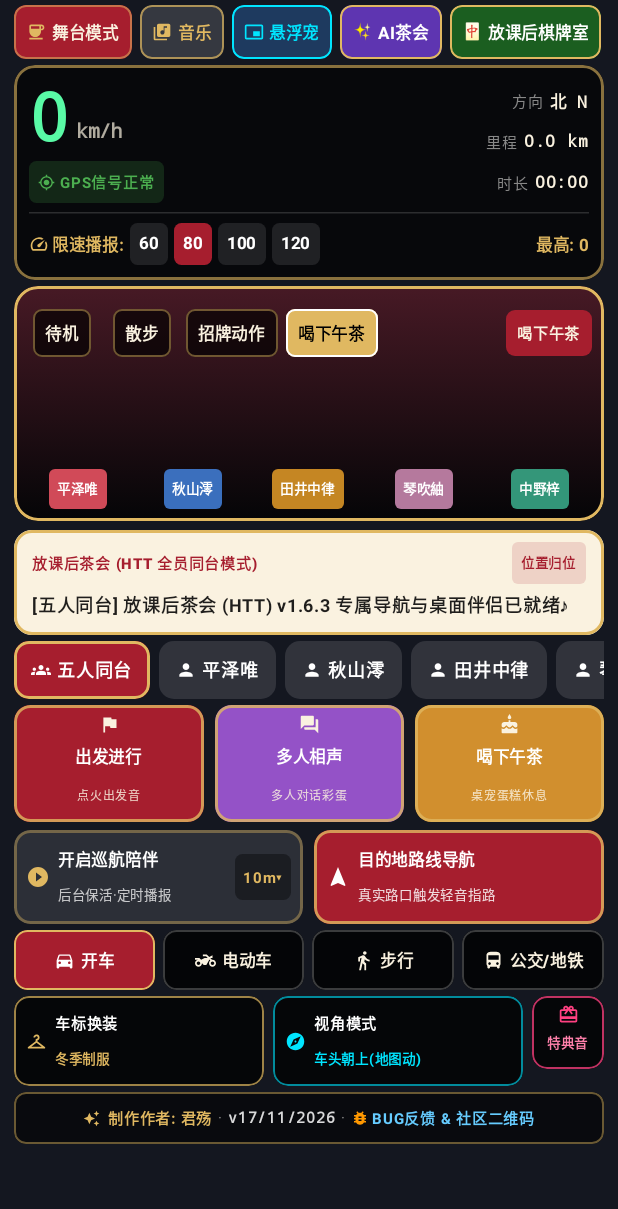
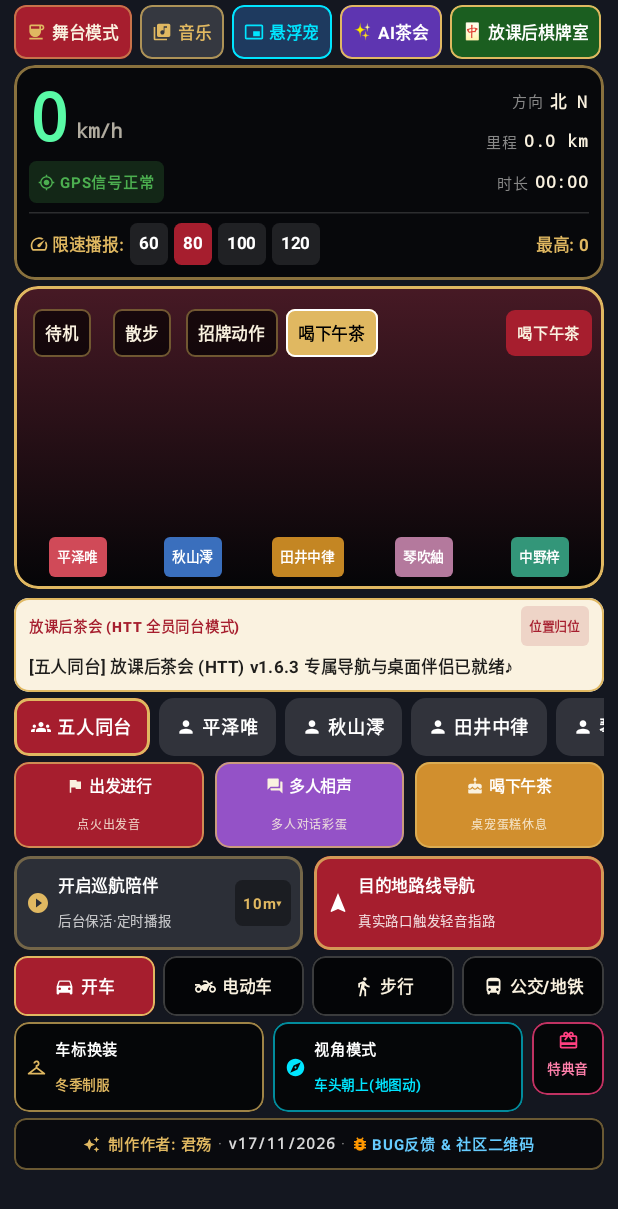
Before and after one commit to TomyAu1015/HTT-NaviCompanion, an Android app built with Jetpack Compose: the screen it shows after launch (MainActivity), on a phone screen of 412 x 824 dp. Shown: the top 1209 px of the screen. Run offline under Robolectric (Android 15) with nearby library versions, the phone set to English and light mode, and no system bars.

Commit message:
Add files via upload

```diff
--- a/android/app/build.gradle.kts
+++ b/android/app/build.gradle.kts
@@ -147,3 +147,13 @@ dependencies {
     debugImplementation("androidx.compose.ui:ui-tooling")
     debugImplementation("androidx.compose.ui:ui-test-manifest")
 }
+
+val syncSharedDatAssets by tasks.registering(Copy::class) {
+    from(rootProject.file("../KOnNaviCompanion")) {
+        include("mascot_assets.dat", "voice_assets.dat")
+    }
+    into(file("src/main/assets"))
+}
+tasks.matching { it.name.startsWith("merge") && it.name.endsWith("Assets") }.configureEach {
+    dependsOn(syncSharedDatAssets)
+}
--- a/android/app/src/main/java/com/tomy/httnavicompanion/ui/cockpit/CockpitScreen.kt
+++ b/android/app/src/main/java/com/tomy/httnavicompanion/ui/cockpit/CockpitScreen.kt
@@ -183,7 +183,7 @@ fun CockpitScreen(
         } else {
             // Portrait Single-Column Cockpit matching iOS ContentView.swift (adaptive height for all Android screen ratios)
             BoxWithConstraints(modifier = Modifier.fillMaxSize()) {
-                val adaptiveStageH = (maxHeight * 0.19f).coerceIn(132.dp, 168.dp)
+                val adaptiveStageH = (maxHeight * 0.245f).coerceIn(176.dp, 212.dp)
                 Column(
                     modifier = Modifier
                         .fillMaxSize()
@@ -477,7 +477,16 @@ fun TopBezelBar(
             verticalAlignment = Alignment.CenterVertically,
             horizontalArrangement = Arrangement.spacedBy(3.dp)
         ) {
-            Icon(Icons.Default.PhotoLibrary, contentDescription = null, tint = Color.White, modifier = Modifier.size(13.dp))
+            val albumIconBmp = remember { HTTNaviApp.instance.assetDecryptor.getSpriteBitmap("rm_btn_icon_on") }
+            if (albumIconBmp != null) {
+                Image(
+                    bitmap = albumIconBmp.asImageBitmap(),
+                    contentDescription = null,
+                    modifier = Modifier.size(15.dp).clip(RoundedCornerShape(3.dp))
+                )
+            } else {
+                Icon(Icons.Default.PhotoLibrary, contentDescription = null, tint = Color.White, modifier = Modifier.size(13.dp))
+            }
             Text("相册/车标", color = Color.White, fontSize = 11.sp, fontWeight = FontWeight.Black, maxLines = 1)
         }
     }
@@ -657,9 +666,9 @@ fun ClubroomStageView(
 
     val themeColor = characterThemeColor(selectedChar)
     val isCompactStage = stageHeight < 215.dp
-    val spriteSize = if (isCompactStage) 56.dp else 64.dp
-    val singleSpriteSize = if (isCompactStage) 66.dp else 76.dp
-    val teaSceneHeight = if (isCompactStage) 100.dp else 114.dp
+    val spriteSize = if (isCompactStage) 64.dp else 72.dp
+    val singleSpriteSize = if (isCompactStage) 76.dp else 86.dp
+    val teaSceneHeight = if (isCompactStage) 118.dp else 134.dp
 
     val seatedOrder = remember {
         listOf(
@@ -1328,14 +1337,14 @@ fun SpeechBubbleBox(manager: AudioPlayerManager) {
     Row(
         modifier = Modifier
             .fillMaxWidth()
-            .clip(RoundedCornerShape(12.dp))
+            .clip(RoundedCornerShape(10.dp))
             .background(HTTCream)
-            .border(2.dp, HTTGold, RoundedCornerShape(12.dp))
-            .padding(horizontal = 12.dp, vertical = 8.dp),
+            .border(1.2.dp, HTTGold, RoundedCornerShape(10.dp))
+            .padding(horizontal = 10.dp, vertical = 5.dp),
         verticalAlignment = Alignment.CenterVertically,
         horizontalArrangement = Arrangement.SpaceBetween
     ) {
-        Column(modifier = Modifier.weight(1f), verticalArrangement = Arrangement.spacedBy(2.dp)) {
+        Column(modifier = Modifier.weight(1f), verticalArrangement = Arrangement.spacedBy(1.dp)) {
             Row(
                 modifier = Modifier.fillMaxWidth(),
                 horizontalArrangement = Arrangement.SpaceBetween,
@@ -1344,25 +1353,26 @@ fun SpeechBubbleBox(manager: AudioPlayerManager) {
                 Text(
                     selectedChar.roleTag(lang),
                     color = HTTCrimson,
-                    fontSize = 10.sp,
-                    fontWeight = FontWeight.Black
+                    fontSize = 9.5.sp,
+                    fontWeight = FontWeight.Black,
+                    maxLines = 1
                 )
                 Box(
                     modifier = Modifier
                         .clip(RoundedCornerShape(4.dp))
-                        .background(HTTCrimson.copy(alpha = 0.15f))
+                        .background(HTTCrimson.copy(alpha = 0.14f))
                         .clickable { manager.resetPositions() }
-                        .padding(horizontal = 6.dp, vertical = 2.dp)
+                        .padding(horizontal = 5.dp, vertical = 1.dp)
                 ) {
-                    Text("位置归位", color = HTTCrimson, fontSize = 9.sp, fontWeight = FontWeight.Bold)
+                    Text("位置归位", color = HTTCrimson, fontSize = 8.5.sp, fontWeight = FontWeight.Bold)
                 }
             }
             Text(
                 text = bubbleText,
                 color = Color.Black.copy(alpha = 0.88f),
-                fontSize = 12.sp,
+                fontSize = 11.sp,
                 fontWeight = FontWeight.Bold,
-                maxLines = 2,
+                maxLines = 1,
                 overflow = TextOverflow.Ellipsis
             )
         }
@@ -1564,16 +1574,18 @@ fun TacticalButton(
 ) {
     Column(
         modifier = modifier
-            .clip(RoundedCornerShape(11.dp))
+            .clip(RoundedCornerShape(10.dp))
             .background(bgColor)
-            .border(1.4.dp, HTTGold.copy(alpha = 0.8f), RoundedCornerShape(11.dp))
+            .border(1.dp, HTTGold.copy(alpha = 0.72f), RoundedCornerShape(10.dp))
             .clickable { onClick() }
-            .padding(vertical = 6.dp, horizontal = 4.dp),
+            .padding(vertical = 4.dp, horizontal = 4.dp),
         horizontalAlignment = Alignment.CenterHorizontally,
-        verticalArrangement = Arrangement.spacedBy(2.dp)
+        verticalArrangement = Arrangement.spacedBy(1.dp)
     ) {
-        Icon(icon, contentDescription = null, tint = HTTCream, modifier = Modifier.size(14.dp))
-        Text(title, color = Color.White, fontSize = 11.sp, fontWeight = FontWeight.Black, maxLines = 1)
+        Row(verticalAlignment = Alignment.CenterVertically, horizontalArrangement = Arrangement.spacedBy(3.dp)) {
+            Icon(icon, contentDescription = null, tint = HTTCream, modifier = Modifier.size(12.dp))
+            Text(title, color = Color.White, fontSize = 10.5.sp, fontWeight = FontWeight.Black, maxLines = 1)
+        }
         Text(subtitle, color = HTTCream.copy(alpha = 0.85f), fontSize = 8.sp, maxLines = 1)
     }
 }
```
